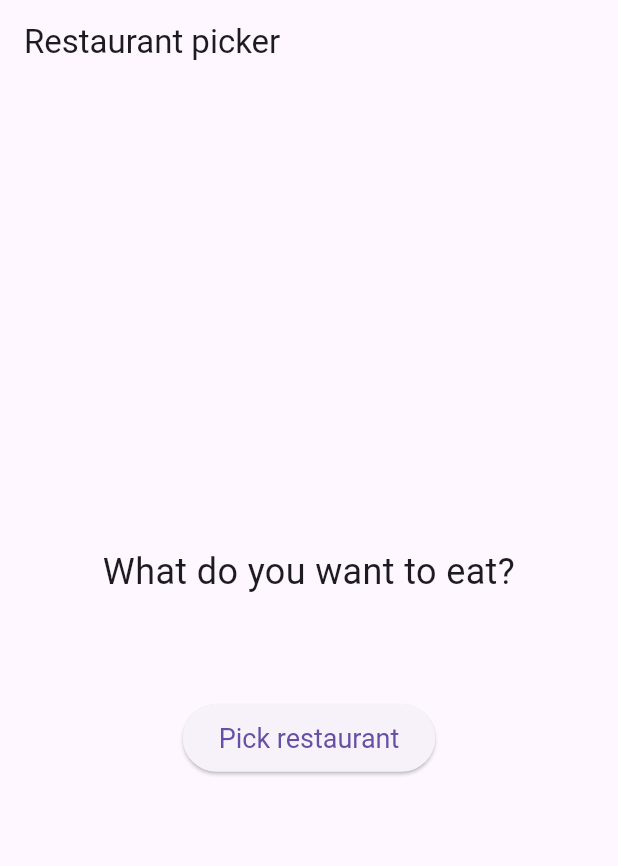
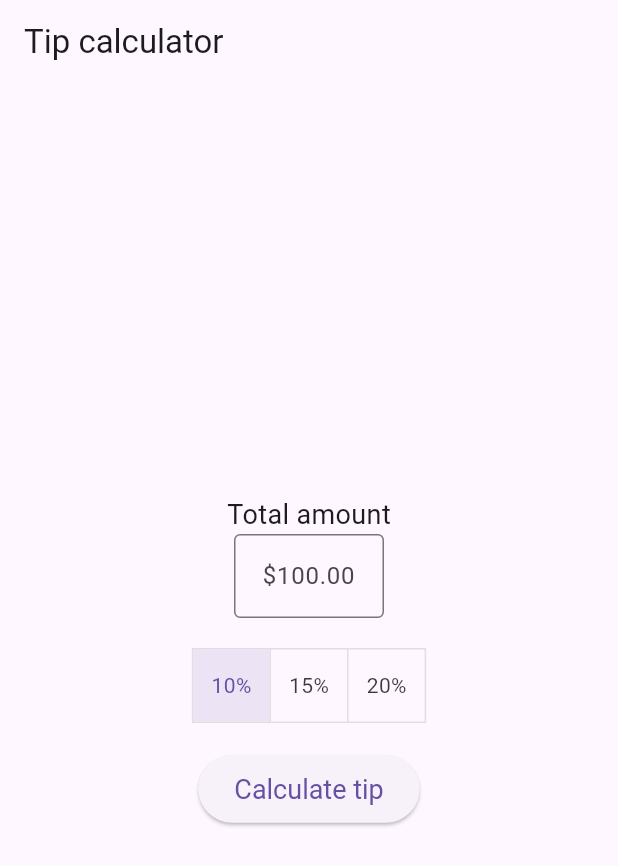
Before and after one commit to jpinzunzaa/flutter-30_beginner_projects, a Flutter app: the screen it shows after launch, on a phone screen of 412 x 824 dp. Shown: the top 866 px of the screen. Run offline on Flutter 3.47's test engine with Material 3 defaults, Android fonts, the light colour scheme and no system bars.

Commit message:
Added tip calculator screen

```diff
--- a/lib/main.dart
+++ b/lib/main.dart
@@ -1,5 +1,6 @@
 import 'package:flutter/material.dart';
 import 'package:flutter_30_beginner_projects/screens/restaurant_picker.dart';
+import 'package:flutter_30_beginner_projects/screens/tip_calculator.dart';
 
 
 void main() {
@@ -16,7 +17,7 @@
         primarySwatch: Colors.purple,
         visualDensity: VisualDensity.adaptivePlatformDensity,
       ),
-      home: RestaurantPicker(),
+      home: const TipCalculator(),
     );
   }
 }
--- /dev/null
+++ b/lib/screens/tip_calculator.dart
@@ -0,0 +1,97 @@
+import 'package:flutter/material.dart';
+
+class TipCalculator extends StatefulWidget {
+  const TipCalculator({ super.key });
+  @override
+  TipCalculatorState createState() => TipCalculatorState();
+}
+
+class TipCalculatorState extends State<TipCalculator> {
+  final TextEditingController _controller = TextEditingController();
+  final List<bool> _selection = [true, false, false];
+  String? _tip;
+
+  @override
+  Widget build(BuildContext context) {
+    return Scaffold(
+      appBar: AppBar(title: const Text('Tip calculator')),
+      body: Center(
+        child: Padding(
+          padding: const EdgeInsets.all(16.0),
+          child: Column(
+            mainAxisAlignment: MainAxisAlignment.center,
+            children: [
+              if (_tip != null)
+                Padding(
+                  padding: const EdgeInsets.all(20.0),
+                  child: Text(
+                    _tip!,
+                    style: const TextStyle(fontSize: 30, fontWeight: FontWeight.bold)
+                  )
+                ),
+              const Text('Total amount', style: TextStyle(fontSize: 18)),
+              SizedBox(
+                width: 100,
+                child: TextField(
+                  controller: _controller,
+                  textAlign: TextAlign.center,
+                  decoration: const InputDecoration(
+                    hintText: '\$100.00',
+                    border: OutlineInputBorder(),
+                  ),
+                  keyboardType: const TextInputType.numberWithOptions(decimal: true),
+                ),
+              ),
+              Padding(
+                padding: const EdgeInsets.symmetric(vertical: 20.0),
+                child: ToggleButtons(
+                  isSelected: _selection,
+                  onPressed: _updateSelection,
+                  children: const [
+                    Padding(
+                      padding: EdgeInsets.symmetric(horizontal: 12.0),
+                      child: Text('10%'),
+                    ),
+                    Padding(
+                      padding: EdgeInsets.symmetric(horizontal: 12.0),
+                      child: Text('15%'),
+                    ),
+                    Padding(
+                      padding: EdgeInsets.symmetric(horizontal: 12.0),
+                      child: Text('20%'),
+                    )
+                  ],
+                )
+              ),
+              ElevatedButton(
+                onPressed: _calculateTip,
+                child: Text('Calculate tip'),
+                style: ElevatedButton.styleFrom(
+                  padding: EdgeInsets.symmetric(horizontal: 24, vertical: 12),
+                  textStyle: TextStyle(fontSize: 18),
+                )
+              )
+            ]
+          )
+        ),
+      )
+    );
+  }
+  void _updateSelection(int selectedIndex) {
+    setState(() {
+      for (int i = 0; i < _selection.length; i++) {
+        _selection[i] = i == selectedIndex;
+      }
+    });
+  }
+
+  void _calculateTip() {
+    final totalAmount = double.tryParse(_controller.text) ?? 0.0;
+    final selectedIndex = _selection.indexWhere((element) => element);
+    final tipPercentage = [0.1, 0.15, 0.2][selectedIndex];
+    final tipTotal = (totalAmount * tipPercentage).toStringAsFixed(2);
+    setState(() {
+      _tip = '\$$tipTotal';
+    });
+  }
+}
```
